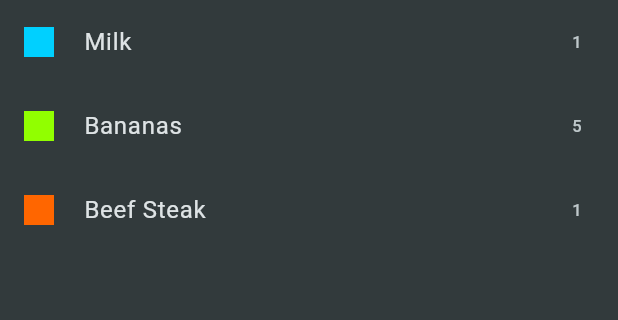
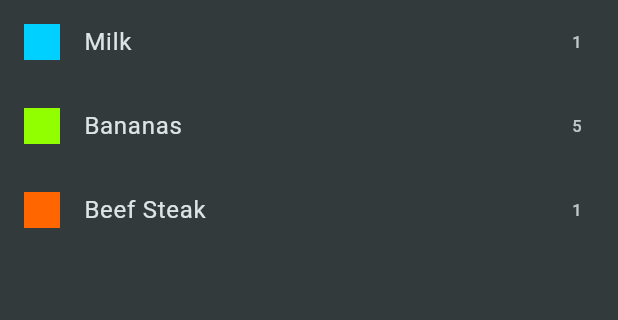
Before and after one commit to viniciusdias2902/shopping_list_app, a Flutter app: the screen it shows after launch, on a phone screen of 412 x 824 dp, the part 84-404 px from its top. Run offline on Flutter 3.47's test engine with Material 3 defaults, Android fonts, the phone set to English and light mode, and no system bars.

Commit message:
fix(grocery.dart): adjusts the size of container

```diff
--- a/lib/widgets/grocery.dart
+++ b/lib/widgets/grocery.dart
@@ -8,8 +8,8 @@ class Grocery extends StatelessWidget {
   Widget build(BuildContext context) {
     return ListTile(
       leading: Container(
-        width: 20,
-        height: 20,
+        width: 24,
+        height: 24,
         color: groceryItem.category.color,
       ),
       title: Text(groceryItem.name),
```
